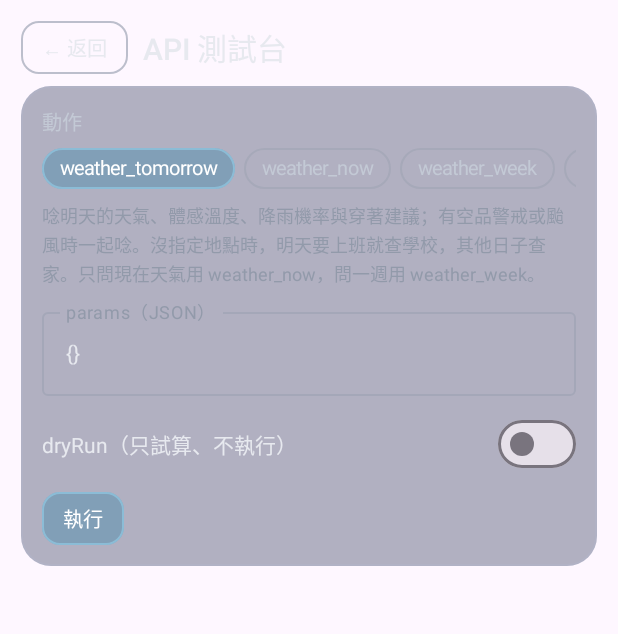
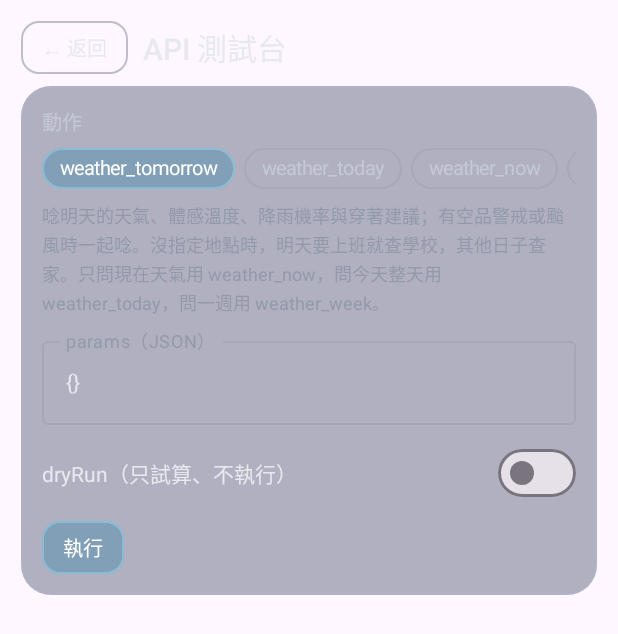
Before and after one commit to hoonsor/APK-Weather, an Android app built with Jetpack Compose: the composable TesterScreen shown on its own in the app's theme, on a phone screen of 412 x 824 dp. Shown: the top 634 px of the screen. Run offline under Robolectric (Android 15) with nearby library versions, the phone set to English and light mode, and no system bars; libraries missing offline, so code that uses them is left out: androidx.glance, androidx.glance.appwidget.

Commit message:
feat(agent): v0.8.0 新增 weather_today（今天從現在到晚上）
- Snapshot.todayRest：用今天剩下的逐時資料補溫度、體感、降雨，已過時段不算
- Broadcast.today：18 點後說「今晚」
- Repository.todayReport：auto 依今天是否上班選學校或家；空品用現在 AQI
- manifest、AGENT_API、FEATURES、PROJECT_STATUS 同步；新增 2 個 JVM 測試

Co-Authored-By: Claude Opus 5.5 <noreply@anthropic.com>

```diff
--- a/app/build.gradle.kts
+++ b/app/build.gradle.kts
@@ -5,7 +5,7 @@ plugins {
 }
 
 // SemVer → versionCode（1.2.3 → 10203）
-val appVersion = "0.7.4"
+val appVersion = "0.8.0"
 val appVersionCode = appVersion.split(".").map { it.toInt() }.let { (a, b, c) -> a * 10000 + b * 100 + c }
 
 // 共用簽章 hoonsor-release.jks：由 CI 從 Secrets 解出；本機或沒有 Secrets 時退回 debug 簽章
--- a/app/src/main/java/tw/hoonsor/weather/agent/AgentProvider.kt
+++ b/app/src/main/java/tw/hoonsor/weather/agent/AgentProvider.kt
@@ -54,6 +54,8 @@ class AgentProvider : HoonsorAgentProvider() {
         try {
             when (request.action) {
                 "weather_tomorrow" -> ok(repo.tomorrowReport(p.optString("place", "auto").ifBlank { "auto" },
+                    p.optBoolean("includeAir", repo.settings.broadcastAir), p.optBoolean("includeTyphoon", repo.settings.broadcastTyphoon)))
+                "weather_today" -> ok(repo.todayReport(p.optString("place", "auto").ifBlank { "auto" },
                     p.optBoolean("includeAir", repo.settings.broadcastAir), p.optBoolean("includeTyphoon", repo.settings.broadcastTyphoon)))
                 "weather_now" -> ok(repo.nowReport(p.optString("place").ifBlank { null }))
                 "weather_week" -> ok(repo.weekReport(p.optString("place").ifBlank { null }))
--- a/app/src/main/java/tw/hoonsor/weather/agent/WeatherAgentCatalog.kt
+++ b/app/src/main/java/tw/hoonsor/weather/agent/WeatherAgentCatalog.kt
@@ -24,7 +24,7 @@ object WeatherAgentCatalog {
     val actions: List<JSONObject> = listOf(
         HoonsorAgent.action(
             "weather_tomorrow", "明天天氣",
-            "唸明天的天氣、體感溫度、降雨機率與穿著建議；有空品警戒或颱風時一起唸。沒指定地點時，明天要上班就查學校，其他日子查家。只問現在天氣用 weather_now，問一週用 weather_week。",
+            "唸明天的天氣、體感溫度、降雨機率與穿著建議；有空品警戒或颱風時一起唸。沒指定地點時，明天要上班就查學校，其他日子查家。只問現在天氣用 weather_now，問今天整天用 weather_today，問一週用 weather_week。",
             "read",
             obj(
                 "place" to s("查哪裡：auto＝依明天是否上班自動選（預設）、current＝目前位置、home＝家、school＝學校", listOf("auto", "current", "home", "school")),
@@ -34,7 +34,18 @@ object WeatherAgentCatalog {
             listOf("明天天氣怎樣", "明天要帶傘嗎", "明天穿什麼", "明天學校那邊會不會下雨", "明天家裡那邊冷不冷"),
         ),
         HoonsorAgent.action(
-            "weather_now", "現在天氣", "唸目前溫度、體感、天氣狀況與接下來幾小時會不會下雨。不含明天預報。", "read",
+            "weather_today", "今天天氣",
+            "唸今天從現在到晚上的天氣、體感溫度、降雨機率與穿著建議；有空品警戒或颱風時一起唸。已經過去的時段不算。沒指定地點時，今天要上班就查學校，其他日子查家。早上的每日行程提醒用這個；只問此刻幾度用 weather_now。",
+            "read",
+            obj(
+                "place" to s("查哪裡：auto＝依今天是否上班自動選（預設）、current＝目前位置、home＝家、school＝學校", listOf("auto", "current", "home", "school")),
+                "includeAir" to b("有空品警戒時一起唸，預設 true"),
+                "includeTyphoon" to b("有颱風時一起唸，預設 true"),
+            ),
+            listOf("今天天氣怎樣", "今天要帶傘嗎", "今天穿什麼", "今天學校那邊會不會下雨"),
+        ),
+        HoonsorAgent.action(
+            "weather_now", "現在天氣", "唸目前溫度、體感、天氣狀況與接下來幾小時會不會下雨。不含明天預報；今天整天用 weather_today。", "read",
             obj("place" to place3),
             listOf("現在外面幾度", "等一下會下雨嗎", "學校現在天氣怎樣"),
         ),
--- a/app/src/main/java/tw/hoonsor/weather/ui/HealthScreen.kt
+++ b/app/src/main/java/tw/hoonsor/weather/ui/HealthScreen.kt
@@ -173,7 +173,7 @@ fun TesterScreen(onBack: () -> Unit) {
 }
 
 private fun example(n: String) = when (n) {
-    "weather_tomorrow" -> """{"place":"auto"}"""
+    "weather_tomorrow", "weather_today" -> """{"place":"auto"}"""
     "weather_now", "weather_week" -> """{"place":"current"}"""
     "air_quality" -> """{"day":"tomorrow"}"""
     "place_set" -> """{"which":"school","useCurrent":true}"""
```
Also changed, not shown: app/src/main/java/tw/hoonsor/weather/data/Repository.kt (+31 -0 lines), app/src/main/java/tw/hoonsor/weather/domain/Broadcast.kt (+8 -2 lines), app/src/main/java/tw/hoonsor/weather/domain/Snapshot.kt (+24 -0 lines), 7 other files.
